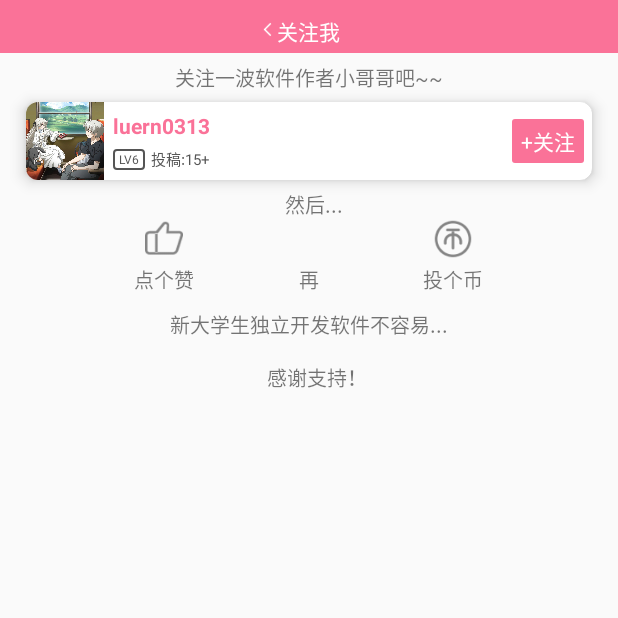
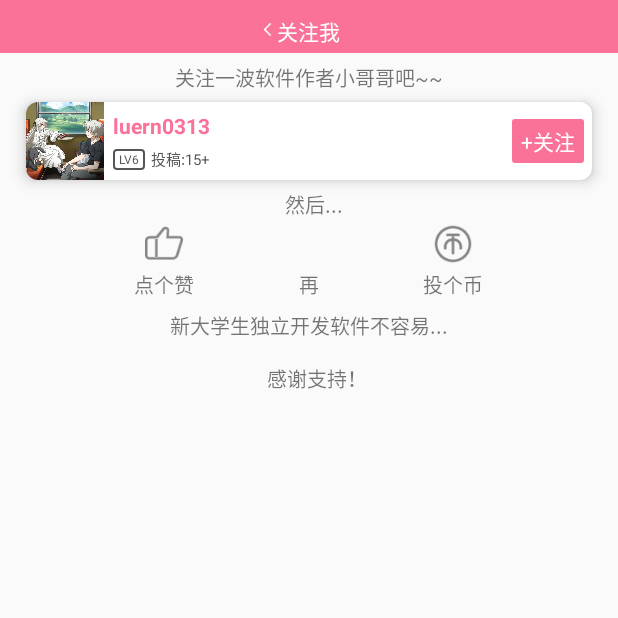
Before and after one commit to luern0313/WristBilibili, an Android app: the screen it shows after launch (FollowmeActivity), on a phone screen of 412 x 824 dp, the top half of it. Run offline under Robolectric (Android 15) with nearby library versions, the phone set to English and light mode, and no system bars; libraries missing offline, so code that uses them is left out: cn.carbs.android, jp.co.recruit_lifestyle; 4 statements that could not run were skipped.

Commit message:
优化布局

```diff
--- a/app/src/main/java/cn/luern0313/wristbilibili/ui/FollowmeActivity.java
+++ b/app/src/main/java/cn/luern0313/wristbilibili/ui/FollowmeActivity.java
@@ -4,6 +4,8 @@ import android.app.Activity;
 import android.content.Context;
 import android.os.Bundle;
 import android.support.annotation.Nullable;
+import android.support.v7.widget.CardView;
+import android.widget.LinearLayout;
 
 import cn.luern0313.wristbilibili.R;
 
@@ -14,11 +16,21 @@ import cn.luern0313.wristbilibili.R;
 public class FollowmeActivity extends Activity
 {
     Context ctx;
+
+    CardView cardView;
+    LinearLayout likeView;
+    LinearLayout coinView;
     @Override
     protected void onCreate(@Nullable Bundle savedInstanceState)
     {
         super.onCreate(savedInstanceState);
         setContentView(R.layout.activity_followme);
         ctx = this;
+
+        cardView = findViewById(R.id.fme_card);
+        likeView = findViewById(R.id.fme_like);
+        coinView = findViewById(R.id.fme_coin);
+
+
     }
 }
--- a/app/src/main/res/layout/activity_followme.xml
+++ b/app/src/main/res/layout/activity_followme.xml
@@ -54,6 +54,8 @@
             android:layout_marginLeft="17dp"
             android:layout_marginRight="17dp"
             android:layout_marginTop="6dp"
+            android:clickable="true"
+            android:descendantFocusability="blocksDescendants"
             app:cardCornerRadius="8dp"
             app:cardElevation="6dp">
 
@@ -135,18 +137,23 @@
             android:layout_height="wrap_content"
             android:layout_marginLeft="20dp"
             android:layout_marginRight="20dp"
-            android:orientation="horizontal"
-            android:paddingBottom="6dp">
+            android:orientation="horizontal">
 
             <LinearLayout
+                android:id="@+id/fme_like"
                 android:layout_width="0dp"
                 android:layout_height="wrap_content"
                 android:layout_weight="1"
+                android:background="?android:attr/selectableItemBackground"
+                android:clickable="true"
+                android:descendantFocusability="blocksDescendants"
                 android:gravity="center_horizontal"
-                android:orientation="vertical">
+                android:orientation="vertical"
+                android:paddingBottom="3dp"
+                android:paddingTop="3dp">
 
                 <ImageView
-                    android:id="@+id/fme_coinimg"
+                    android:id="@+id/fme_like_img"
                     android:layout_width="25dp"
                     android:layout_height="25dp"
                     android:src="@drawable/icon_like_no" />
@@ -163,18 +170,25 @@
                 android:layout_width="wrap_content"
                 android:layout_height="wrap_content"
                 android:layout_gravity="bottom"
+                android:paddingBottom="3dp"
                 android:text="再"
                 android:textSize="13sp" />
 
             <LinearLayout
+                android:id="@+id/fme_coin"
                 android:layout_width="0dp"
                 android:layout_height="wrap_content"
                 android:layout_weight="1"
+                android:background="?android:attr/selectableItemBackground"
+                android:clickable="true"
+                android:descendantFocusability="blocksDescendants"
                 android:gravity="center_horizontal"
-                android:orientation="vertical">
+                android:orientation="vertical"
+                android:paddingBottom="3dp"
+                android:paddingTop="3dp">
 
                 <ImageView
-                    android:id="@+id/fme_likeimg"
+                    android:id="@+id/fme_coin_img"
                     android:layout_width="25dp"
                     android:layout_height="25dp"
                     android:src="@drawable/icon_coin_no" />
--- a/app/src/main/res/layout/item_news_original_text.xml
+++ b/app/src/main/res/layout/item_news_original_text.xml
@@ -32,7 +32,6 @@
             android:layout_height="wrap_content"
             android:layout_marginTop="1dp"
             android:layout_toRightOf="@+id/liot_head"
-            android:text="luern0313"
             android:textColor="@color/black"
             android:textStyle="bold"
             android:ellipsize="end"
@@ -46,7 +45,6 @@
             android:layout_below="@+id/liot_name"
             android:layout_marginLeft="1dp"
             android:layout_marginTop="2dp"
-            android:text="一天前"
             android:textSize="10sp" />
 
         <cn.carbs.android.expandabletextview.library.ExpandableTextView
@@ -69,7 +67,6 @@
             android:layout_marginLeft="2dp"
             android:layout_marginRight="2dp"
             android:clickable="true"
-            android:text="查看共9张图片"
             android:textColor="@color/colorPrimary"
             android:visibility="gone" />
 
@@ -97,7 +94,6 @@
                 android:layout_height="20dp"
                 android:layout_margin="1dp"
                 android:gravity="center_vertical"
-                android:text="1561"
                 android:textSize="12sp" />
         </LinearLayout>
     </RelativeLayout>
--- a/app/src/main/res/layout/item_news_original_video.xml
+++ b/app/src/main/res/layout/item_news_original_video.xml
@@ -33,7 +33,6 @@
             android:layout_height="wrap_content"
             android:layout_marginTop="1dp"
             android:layout_toRightOf="@+id/liov_head"
-            android:text="luern0313"
             android:textColor="@color/black"
             android:ellipsize="end"
             android:maxLines="1"/>
@@ -46,7 +45,6 @@
             android:layout_below="@+id/liov_name"
             android:layout_marginLeft="1dp"
             android:layout_marginTop="2dp"
-            android:text="一天前"
             android:textSize="10sp" />
 
         <cn.carbs.android.expandabletextview.library.ExpandableTextView
@@ -77,7 +75,6 @@
             android:layout_margin="4dp"
             android:background="@drawable/shape_dynamic_videotext"
             android:padding="2dp"
-            android:text="07:45  946.4万观看"
             android:textColor="@color/textColor"
             android:textSize="11sp" />
 
@@ -89,7 +86,6 @@
             android:layout_marginBottom="2dp"
             android:layout_marginLeft="2dp"
             android:layout_marginRight="2dp"
-            android:text="教你怎么让支付宝的钱无限"
             android:textSize="13sp" />
 
         <LinearLayout
@@ -116,7 +112,6 @@
                 android:layout_height="20dp"
                 android:layout_margin="1dp"
                 android:gravity="center_vertical"
-                android:text="1561"
                 android:textSize="12sp" />
         </LinearLayout>
     </RelativeLayout>
--- a/app/src/main/res/layout/item_news_share_text.xml
+++ b/app/src/main/res/layout/item_news_share_text.xml
@@ -32,7 +32,6 @@
             android:layout_height="wrap_content"
             android:layout_marginTop="1dp"
             android:layout_toRightOf="@+id/list_head"
-            android:text="马云"
             android:textColor="@color/black"
             android:textStyle="bold"
             android:ellipsize="end"
@@ -46,7 +45,6 @@
             android:layout_below="@+id/list_name"
             android:layout_marginLeft="1dp"
             android:layout_marginTop="2dp"
-            android:text="2分钟前"
             android:textSize="10sp" />
 
         <cn.carbs.android.expandabletextview.library.ExpandableTextView
@@ -90,7 +88,6 @@
                     android:layout_marginLeft="2dp"
                     android:layout_weight="1"
                     android:gravity="center_vertical"
-                    android:text="luern0313"
                     android:textSize="13sp" />
             </LinearLayout>
 
@@ -115,7 +112,6 @@
                 android:layout_marginLeft="2dp"
                 android:layout_marginRight="2dp"
                 android:clickable="true"
-                android:text="查看共9张图片"
                 android:textColor="@color/colorPrimary"
                 android:visibility="gone" />
 
@@ -145,7 +141,6 @@
                 android:layout_height="20dp"
                 android:layout_margin="1dp"
                 android:gravity="center_vertical"
-                android:text="1561"
                 android:textSize="12sp" />
         </LinearLayout>
     </RelativeLayout>
--- a/app/src/main/res/layout/item_news_share_video.xml
+++ b/app/src/main/res/layout/item_news_share_video.xml
@@ -34,7 +34,6 @@
             android:layout_toRightOf="@+id/lisv_head"
             android:ellipsize="end"
             android:maxLines="1"
-            android:text="马云"
             android:textColor="@color/black"
             android:textStyle="bold" />
 
@@ -46,7 +45,6 @@
             android:layout_below="@+id/lisv_name"
             android:layout_marginLeft="1dp"
             android:layout_marginTop="2dp"
-            android:text="2分钟前"
             android:textSize="10sp" />
 
         <cn.carbs.android.expandabletextview.library.ExpandableTextView
@@ -90,7 +88,6 @@
                     android:layout_marginLeft="2dp"
                     android:layout_weight="1"
                     android:gravity="center_vertical"
-                    android:text="luern0313的投稿"
                     android:textSize="13sp" />
             </LinearLayout>
 
@@ -111,7 +108,6 @@
                 android:layout_margin="4dp"
                 android:background="@drawable/shape_dynamic_videotext"
                 android:padding="2dp"
-                android:text="07:45  946.4万观看"
                 android:textColor="@color/textColor"
                 android:textSize="11sp" />
 
@@ -123,7 +119,6 @@
                 android:layout_marginBottom="2dp"
                 android:layout_marginLeft="2dp"
                 android:layout_marginRight="2dp"
-                android:text="教你怎么让支付宝的钱无限"
                 android:textSize="13sp" />
 
 
@@ -153,7 +148,6 @@
                 android:layout_height="20dp"
                 android:layout_margin="1dp"
                 android:gravity="center_vertical"
-                android:text="1561"
                 android:textSize="12sp" />
         </LinearLayout>
     </RelativeLayout>
--- a/app/src/main/res/layout/item_news_unknowtype.xml
+++ b/app/src/main/res/layout/item_news_unknowtype.xml
@@ -33,7 +33,6 @@
             android:layout_height="wrap_content"
             android:layout_marginTop="1dp"
             android:layout_toRightOf="@+id/liuk_head"
-            android:text="luern0313"
             android:textColor="@color/black"
             android:textStyle="bold"
             android:ellipsize="end"
@@ -47,7 +46,6 @@
             android:layout_below="@+id/liuk_name"
             android:layout_marginLeft="1dp"
             android:layout_marginTop="2dp"
-            android:text="一天前"
             android:textSize="10sp" />
 
         <LinearLayout
```
